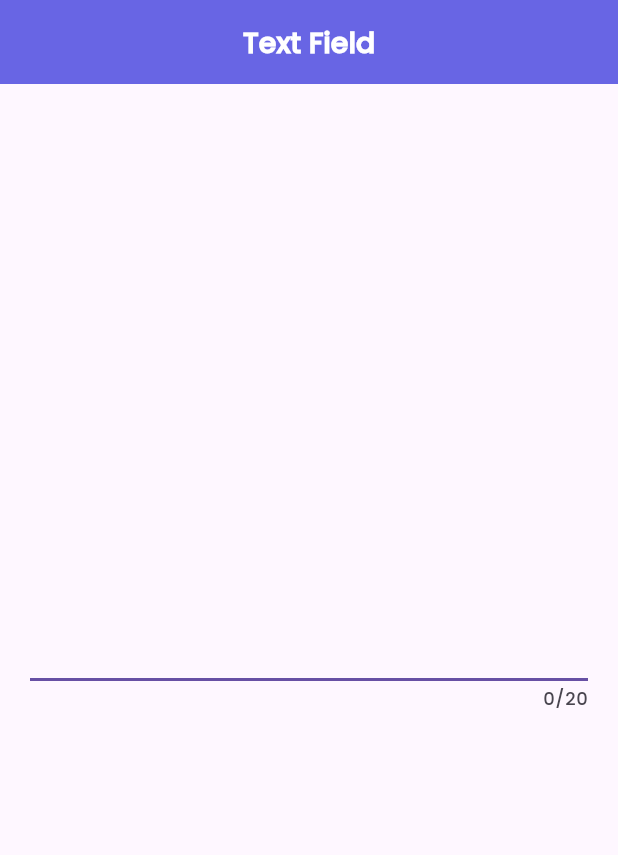
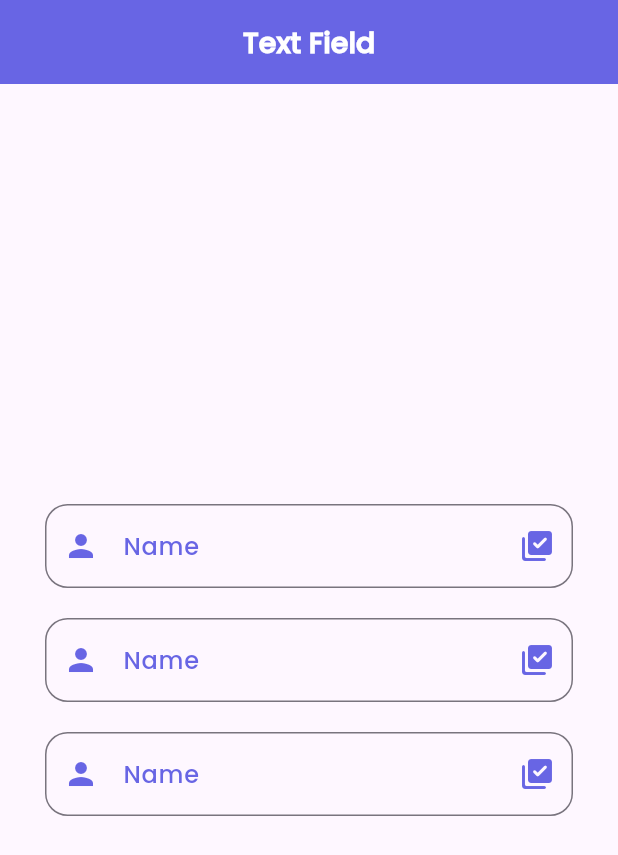
Before and after one commit to achmadsyahrian/belajar-flutter, a Flutter app: the screen it shows after launch, on a phone screen of 412 x 824 dp. Shown: the top 855 px of the screen. Run offline on Flutter 3.47's test engine with Material 3 defaults, Android fonts, the phone set to English and light mode, and no system bars; our stand-ins replace faker; missing offline and left inert: dart:html.

Commit message:
Decoration Text Field

```diff
--- a/lib/main.dart
+++ b/lib/main.dart
@@ -16,24 +16,83 @@ class MyApp extends StatelessWidget {
         appBar: appBar("Text Field"),
         body: Center(
           child: Padding(
-            padding: const EdgeInsets.all(20),
-            child: TextField(
-              autocorrect: true,
-              autofocus: true,
-              maxLength: 20,
-              enableSuggestions: true,
-              // enableInteractiveSelection: false,
-              enabled: true,
-              // obscureText: true, //password
-              // obscuringCharacter: "*", //custom password
-              keyboardType: TextInputType.number,
-              cursorColor: Colors.black,
-              textAlign: TextAlign.right,
-              readOnly: true,
+            padding: const EdgeInsets.all(30),
+            child: Column(
+              mainAxisAlignment: MainAxisAlignment.center,
+              children: [
+                inputField(),
+                SizedBox(height: 20,),
+                inputField(),
+                SizedBox(height: 20,),
+                inputField(),
+              ],
             ),
           ),
         ),
       ),
     );
   }
+
+  TextField inputField() {
+    return TextField(
+      // // Fitur
+      // autocorrect: true,
+      // autofocus: true,
+      // maxLength: 20,
+      // enableSuggestions: true,
+      // // enableInteractiveSelection: false,
+      // enabled: true,
+      // // obscureText: true, //password
+      // // obscuringCharacter: "*", //custom password
+      // keyboardType: TextInputType.number,
+      // cursorColor: Colors.black,
+      // textAlign: TextAlign.right,
+      // // readOnly: true,
+      showCursor: true,
+      // cursorWidth: 10,
+      // cursorRadius: Radius.circular(10),
+      textAlignVertical: TextAlignVertical.center,
+      textCapitalization: TextCapitalization.words,
+      style: TextStyle(
+        color: Color.fromARGB(221, 81, 79, 224),
+      ),
+      decoration: InputDecoration(
+        prefixIcon: Padding(
+          padding: const EdgeInsets.all(12),
+          child: Icon(Icons.person),
+        ),
+        suffixIcon: Padding(
+          padding: const EdgeInsets.all(12),
+          child: Icon(Icons.library_add_check_rounded),
+        ),
+        prefixIconColor: Color.fromARGB(221, 81, 79, 224),
+        suffixIconColor: Color.fromARGB(221, 81, 79, 224),
+        border: OutlineInputBorder(
+          borderRadius: BorderRadius.circular(15),
+          borderSide: BorderSide(
+            color: Colors.red
+          )
+        ),
+        focusedBorder: OutlineInputBorder(
+          borderRadius: BorderRadius.circular(15),
+          borderSide: BorderSide(
+            color: Color.fromARGB(221, 81, 79, 224),
+            width: 2
+          )
+        ),
+        hintText: "Achmad Syahrian", //place holder
+        hintStyle: TextStyle(
+          fontSize: 14,
+          color: Color.fromARGB(190, 172, 172, 172)
+        ),
+        labelText: "Name",
+        labelStyle: TextStyle(
+          color: Color.fromARGB(221, 81, 79, 224),
+        ),
+        floatingLabelStyle: TextStyle(
+          color: Colors.black
+        ),
+      ),
+    );
+  }
 }
```
